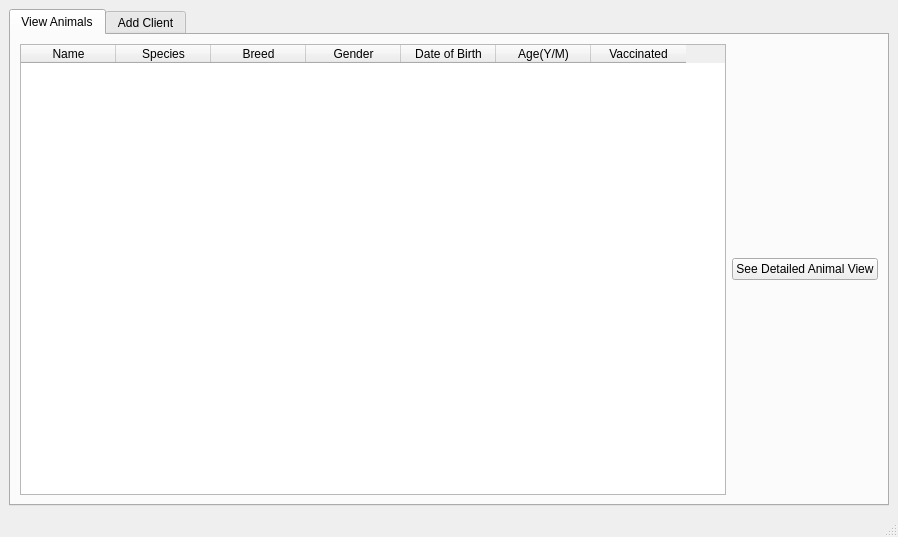
Above: CUACS/clientonlyview.ui from davidNguyenCU/3004cuACS before the change. Below: the same form after it.
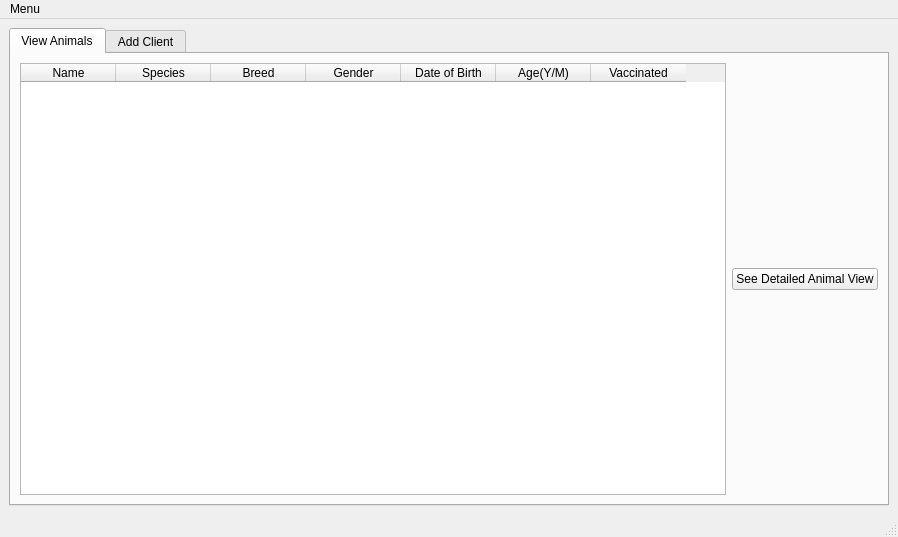
That is the form after the change.

The edit to the form file:
```diff
--- a/CUACS/clientonlyview.ui
+++ b/CUACS/clientonlyview.ui
@@ -627,6 +627,34 @@
    </layout>
   </widget>
   <widget class="QStatusBar" name="statusbar"/>
+  <widget class="QMenuBar" name="menuBar">
+   <property name="geometry">
+    <rect>
+     <x>0</x>
+     <y>0</y>
+     <width>898</width>
+     <height>22</height>
+    </rect>
+   </property>
+   <widget class="QMenu" name="menuMenu">
+    <property name="title">
+     <string>Menu</string>
+    </property>
+    <addaction name="actionLog_Out"/>
+    <addaction name="actionExit"/>
+   </widget>
+   <addaction name="menuMenu"/>
+  </widget>
+  <action name="actionLog_Out">
+   <property name="text">
+    <string>Log Out</string>
+   </property>
+  </action>
+  <action name="actionExit">
+   <property name="text">
+    <string>Exit</string>
+   </property>
+  </action>
  </widget>
  <resources/>
  <connections/>
```
